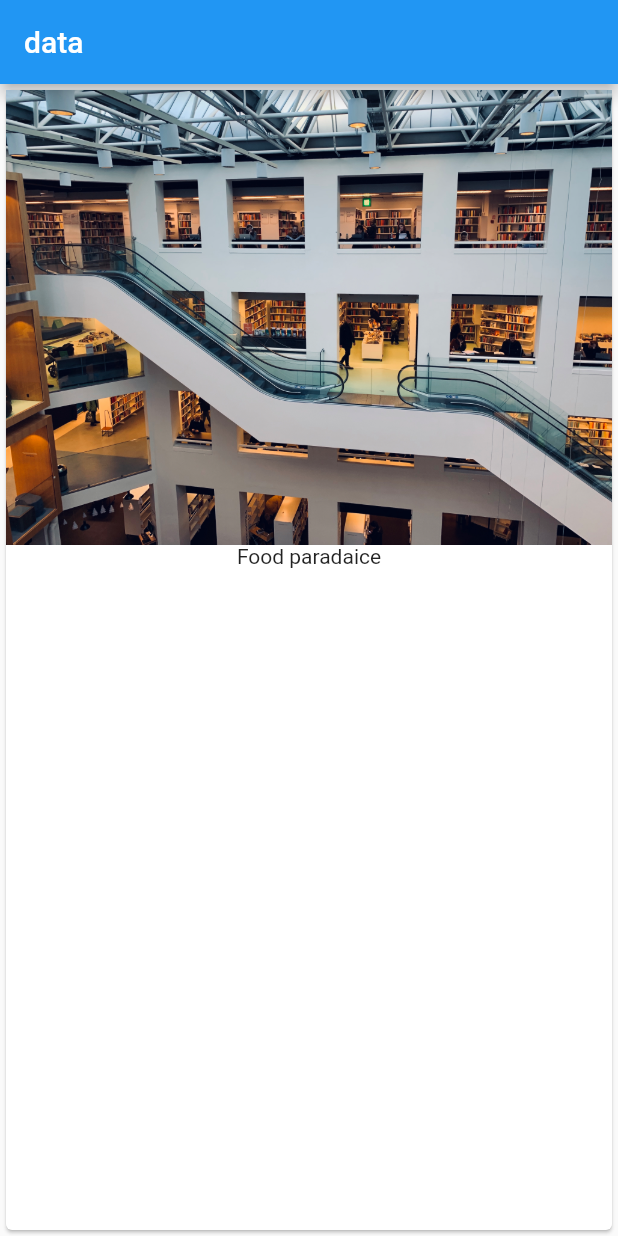
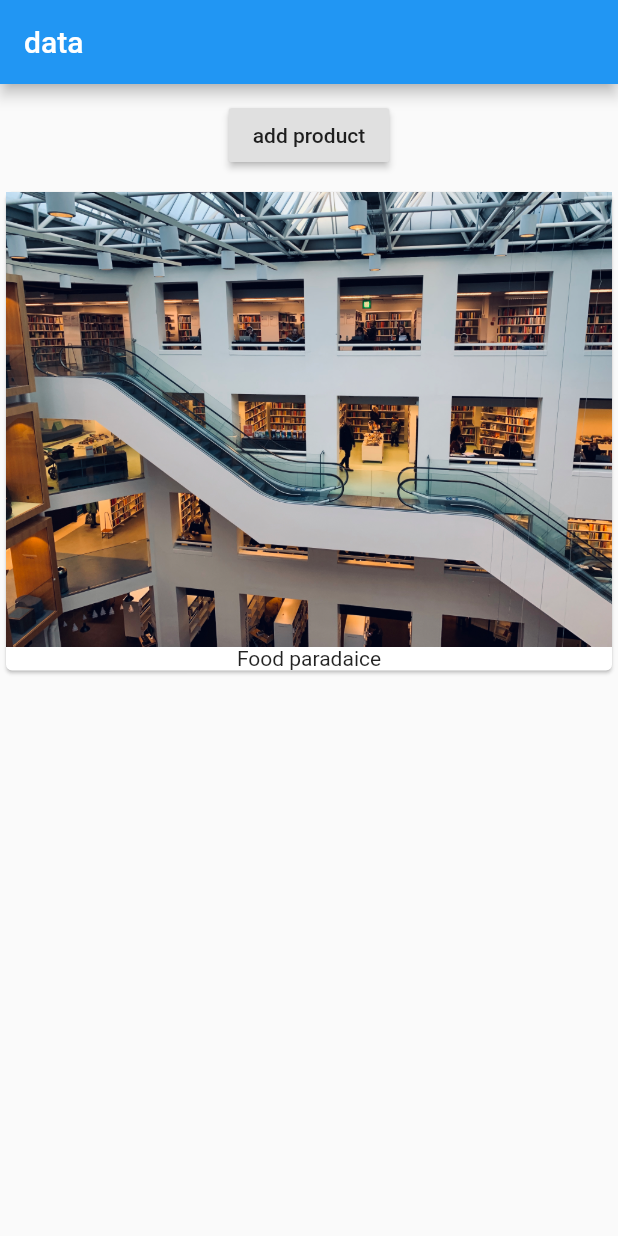
Before and after one commit to nphsu/leo, a Flutter app: the screen it shows after launch, on a phone screen of 412 x 824 dp. Run offline on Flutter 3.47's test engine with Material 2 defaults, Android fonts, the phone set to English and light mode, and no system bars.

Commit message:
add button

```diff
--- a/lib/main.dart
+++ b/lib/main.dart
@@ -9,10 +9,23 @@ class MyApp extends StatelessWidget {
         appBar: AppBar(
           title: Text('data'),
         ),
-        body: Card(child: Column(children: <Widget>[
-          Image.asset('assets/2419.JPG'),
-          Text("Food paradaice")
-        ],),),
+        body: Column(children: [
+          Container(
+            margin: EdgeInsets.all(10.0),
+            child: RaisedButton(
+              onPressed: () {},
+              child: Text('add product'),
+            ),
+          ),
+          Card(
+            child: Column(
+              children: <Widget>[
+                Image.asset('assets/2419.JPG'),
+                Text("Food paradaice")
+              ],
+            ),
+          ),
+        ]),
       ),
     );
   }
```
